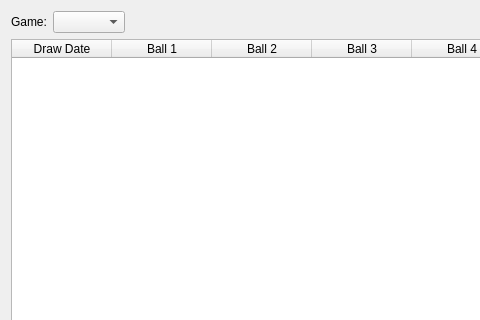
Above: LottoWindow.ui from SD-MotoRider/QTLottoTracker before the change; both pictures show x 0 to 480 and y 0 to 320 of the 714 by 476 pixel window. Below: the same form after it.
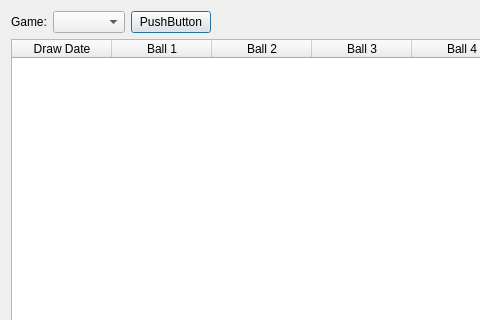
That is the form after the change.

The edit to the form file:
```diff
--- a/LottoWindow.ui
+++ b/LottoWindow.ui
@@ -26,6 +26,13 @@
      <item>
       <widget class="QComboBox" name="_gamesCombo"/>
      </item>
+     <item>
+      <widget class="QPushButton" name="_gameAction">
+       <property name="text">
+        <string>PushButton</string>
+       </property>
+      </widget>
+     </item>
      <item>
       <spacer name="horizontalSpacer">
        <property name="orientation">
```
